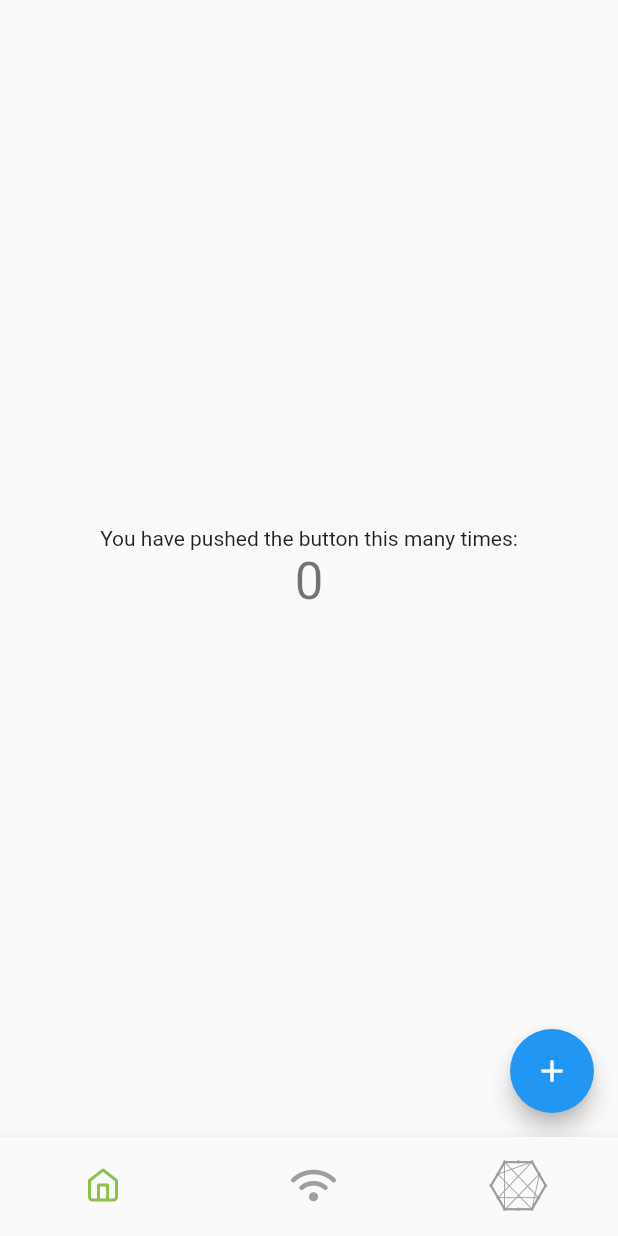
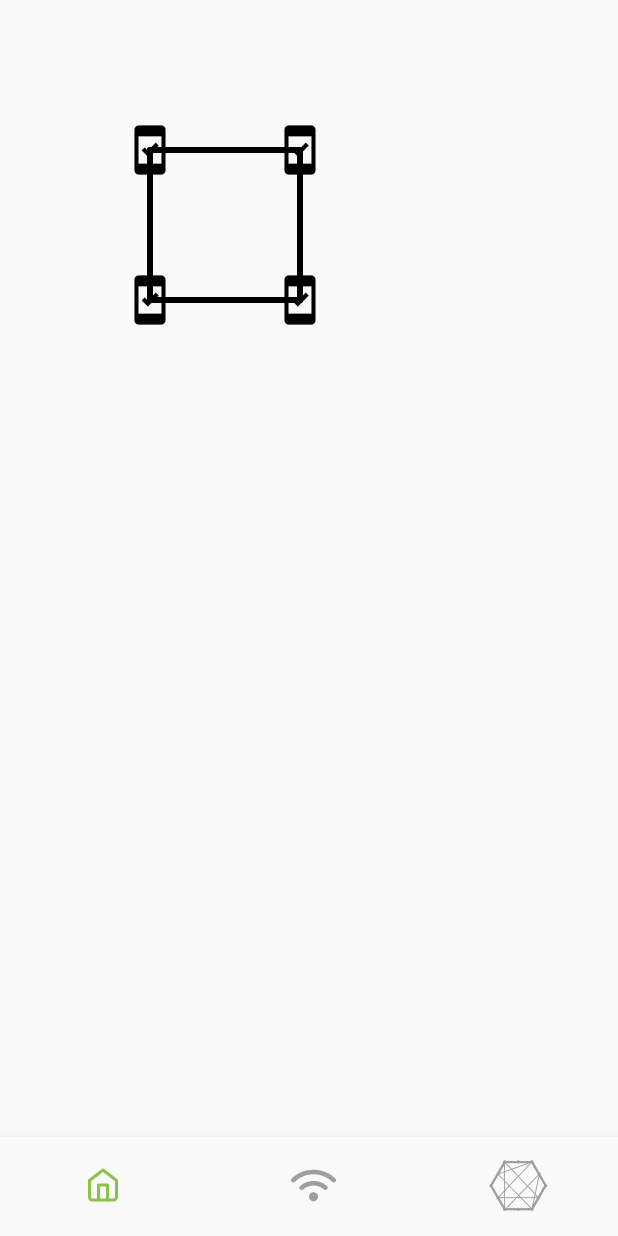
Before and after one commit to ffabss/flutter_demo, a Flutter app: the screen it shows after launch, on a phone screen of 412 x 824 dp. Run offline on Flutter 3.47's test engine with Material 2 defaults, Android fonts, the phone set to English and light mode, and no system bars; our stand-ins replace flutter_icons, location, rflutter_alert; missing offline and left inert: p5, wifi_configuration.

Commit message:
canvas drawing

```diff
--- /dev/null
+++ b/lib/models/XYPoint.dart
@@ -0,0 +1,9 @@
+class XYPoint{
+  XYPoint(double x, double y){
+    this.x = x;
+    this.y = y;
+  }
+
+  double x;
+  double y;
+}
--- /dev/null
+++ b/lib/screens/canvasScreen.dart
@@ -0,0 +1,63 @@
+import 'dart:math';
+import 'dart:ui';
+
+import 'package:flutter/cupertino.dart';
+import 'package:flutter/material.dart';
+import 'package:flutter_demo/models/XYPoint.dart';
+import 'dart:math' as math;
+import 'package:p5/p5.dart';
+
+List<XYPoint> routePoints;
+ValueNotifier<int> notifier;
+
+class CanvasScreen extends StatefulWidget {
+  CanvasScreen(List<XYPoint> points, ValueNotifier<int> _notifier){
+    routePoints = points;
+    notifier = _notifier;
+  }
+
+  @override
+  _CanvasScreenState createState() => _CanvasScreenState();
+}
+
+class _CanvasScreenState extends State<CanvasScreen> {
+  @override
+  Widget build(BuildContext context) {
+    return new Scaffold(
+      body: CustomPaint(size: new Size(300, 300), painter: Painter(notifier)),
+    );
+  }
+}
+
+class Painter extends CustomPainter {
+  ValueNotifier<int> valueNotifier;
+  Paint _paint;
+
+  Painter(this.valueNotifier) : super(repaint: valueNotifier){
+    _paint = Paint()
+      ..color = Colors.black
+      ..style = PaintingStyle.stroke
+      ..strokeCap = StrokeCap.round
+      ..strokeWidth = 4;
+  }
+
+  @override
+  void paint(Canvas canvas, Size size) {
+    var r = new Random();
+    for(int i = 0; i < 3; i++){
+      canvas.drawLine(XYtoOffset(routePoints[i]), XYtoOffset(routePoints[i+1]), _paint);
+    }
+    Offset first = new Offset(r.nextDouble()*100 + 50, routePoints[0].y);
+    Offset last = new Offset(routePoints[3].x, routePoints[3].y);
+    canvas.drawLine(last, first, _paint);
+  }
+
+  @override
+  bool shouldRepaint(CustomPainter oldDelegate) {
+    return false;
+  }
+
+  Offset XYtoOffset(XYPoint xy){
+    return new Offset(xy.x, xy.y);
+  }
+}
--- /dev/null
+++ b/lib/screens/draggableScreen.dart
@@ -0,0 +1,88 @@
+import 'package:flutter/material.dart';
+import 'package:flutter_demo/models/XYPoint.dart';
+
+List<XYPoint> routePoints;
+ValueNotifier<int> notifier;
+
+class DragView extends StatefulWidget {
+  DragView(List<XYPoint> points, ValueNotifier<int> _notifier) {
+    routePoints = points;
+    notifier = _notifier;
+  }
+
+  @override
+  _ViewState createState() => _ViewState();
+}
+
+class _ViewState extends State<DragView> {
+  List<DraggableWidget> draggableWidgets = <DraggableWidget>[
+    DraggableWidget(routePoints[0]),
+    DraggableWidget(routePoints[1]),
+    DraggableWidget(routePoints[2]),
+    DraggableWidget(routePoints[3]),
+  ];
+
+  @override
+  Widget build(BuildContext context) {
+    return Scaffold(
+      backgroundColor: Colors.transparent,
+      body: Stack(
+        children: draggableWidgets,
+      ),
+    );
+  }
+}
+
+class DragItem extends StatelessWidget {
+  @override
+  Widget build(BuildContext context) {
+    return Icon(
+      IconData(58731, fontFamily: 'MaterialIcons'),
+      size: 36,
+    );
+  }
+}
+
+class DraggableWidget extends StatefulWidget {
+  DraggableWidget(XYPoint point){
+    this.point = point;
+  }
+  XYPoint point;
+
+  @override
+  _DragState createState() => _DragState(point);
+}
+
+class _DragState extends State<DraggableWidget> {
+  _DragState(XYPoint point){
+    this.point = point;
+  }
+
+  XYPoint point;
+
+  @override
+  Widget build(BuildContext context) {
+    return Draggable(
+      child: Container(
+        padding: EdgeInsets.only(top: point.y, left: point.x),
+        child: DragItem(),
+      ),
+      feedback: Container(
+        padding: EdgeInsets.only(top: point.y, left: point.x),
+        child: DragItem(),
+      ),
+      childWhenDragging: Container(
+        padding: EdgeInsets.only(top: point.y, left: point.x),
+        child: DragItem(),
+      ),
+      onDragCompleted: () {},
+      onDragEnd: (drag) {
+        setState(() {
+          point.y = point.y + drag.offset.dy < 0 ? 0 : point.y + drag.offset.dy;
+          point.x = point.x + drag.offset.dx < 0 ? 0 : point.x + drag.offset.dx;
+        });
+        notifier.value += 1;
+      },
+    );
+  }
+}
--- a/lib/screens/mainScreen.dart
+++ b/lib/screens/mainScreen.dart
@@ -2,7 +2,7 @@ import 'package:flutter/cupertino.dart';
 import 'package:flutter/material.dart';
 import 'package:flutter_demo/screens/socketScreen.dart';
 import 'package:flutter_demo/screens/wifiScreen.dart';
-import 'package:flutter_demo/widgets/homePage.dart';
+import 'package:flutter_demo/screens/routeScreen.dart';
 import 'package:flutter_icons/flutter_icons.dart';
 
 class MainScreen extends StatefulWidget {
--- /dev/null
+++ b/lib/screens/routeScreen.dart
@@ -0,0 +1,249 @@
+import 'dart:math';
+
+import 'package:flutter/cupertino.dart';
+import 'package:flutter/material.dart';
+import 'package:flutter_demo/models/XYPoint.dart';
+
+final ValueNotifier<int> _repaintNotifier = ValueNotifier<int>(0);
+
+var points = <XYPoint>[
+  new XYPoint(100, 100),
+  new XYPoint(200, 100),
+  new XYPoint(200, 200),
+  new XYPoint(100, 200),
+];
+
+class HomePage extends StatefulWidget {
+  @override
+  _HomePageState createState() => _HomePageState();
+}
+
+class _HomePageState extends State<HomePage> {
+  @override
+  Widget build(BuildContext context) {
+    return Scaffold(
+      body: Center(
+          child: Stack(
+        children: <Widget>[
+          CanvasScreen(),
+          Container(
+            child: DragView(),
+          ),
+        ],
+      )),
+    );
+  }
+}
+
+// //
+// //
+// //
+// // PAINTING IS HERE
+// //
+// //
+// //
+
+class CanvasScreen extends StatefulWidget {
+  @override
+  _CanvasScreenState createState() => _CanvasScreenState();
+}
+
+class _CanvasScreenState extends State<CanvasScreen> {
+  @override
+  Widget build(BuildContext context) {
+    return new Scaffold(
+      body: CustomPaint(size: new Size(300, 300), painter: Painter()),
+    );
+  }
+}
+
+class Painter extends CustomPainter {
+  Paint _paint;
+
+  Painter() : super(repaint: _repaintNotifier) {
+    _paint = Paint()
+      ..color = Colors.black
+      ..style = PaintingStyle.stroke
+      ..strokeCap = StrokeCap.round
+      ..strokeWidth = 4;
+  }
+
+  @override
+  void paint(Canvas canvas, Size size) {
+    var r = new Random();
+    for (int i = 0; i < 3; i++) {
+      canvas.drawLine(XYtoOffset(points[i]), XYtoOffset(points[i + 1]), _paint);
+    }
+    //Offset first = new Offset(r.nextDouble() * 100 + 50, points[0].y);
+    //Offset last = new Offset(points[3].x, points[3].y);
+    //canvas.drawLine(last, first, _paint);
+    canvas.drawLine(XYtoOffset(points[3]), XYtoOffset(points[0]), _paint);
+  }
+
+  @override
+  bool shouldRepaint(CustomPainter oldDelegate) {
+    return false;
+  }
+
+  Offset XYtoOffset(XYPoint xy) {
+    return new Offset(xy.x, xy.y);
+  }
+}
+
+// //
+// //
+// //
+// // DRAGGING IS HERE
+// //
+// //
+// //
+
+class DragView extends StatefulWidget {
+  @override
+  _ViewState createState() => _ViewState();
+}
+
+class _ViewState extends State<DragView> {
+  List<DraggableWidget> draggableWidgets = <DraggableWidget>[
+    DraggableWidget(points[0]),
+    DraggableWidget(points[1]),
+    DraggableWidget(points[2]),
+    DraggableWidget(points[3]),
+  ];
+
+  @override
+  Widget build(BuildContext context) {
+    return Scaffold(
+      backgroundColor: Colors.transparent,
+      body: Stack(
+        children: draggableWidgets,
+      ),
+    );
+  }
+}
+
+class DragItem extends StatelessWidget {
+  double opacity;
+
+  DragItem(this.opacity);
+
+  @override
+  Widget build(BuildContext context) {
+    return Icon(
+      IconData(58731, fontFamily: 'MaterialIcons'),
+      size: 36,
+      color: Colors.black.withOpacity(opacity),
+    );
+  }
+}
+
+class DraggableWidget extends StatefulWidget {
+  Offset initPos;
+
+  DraggableWidget(XYPoint point) {
+    this.point = point;
+    initPos = Offset(point.x, point.y);
+  }
+
+  XYPoint point;
+
+  @override
+  _DragState createState() => _DragState(point);
+}
+
+class _DragState extends State<DraggableWidget> {
+  _DragState(XYPoint point) {
+    this.point = point;
+  }
+
+  XYPoint point;
+
+  @override
+  Widget build(BuildContext context) {
+    return Listener(
+      onPointerMove: _onPointerMove,
+      onPointerDown: _onPointerDown,
+      onPointerUp: _onPointerUp,
+      child: Draggable(
+        child: Container(
+          padding: EdgeInsets.only(top: point.y - 18, left: point.x - 18),
+          child: DragItem(1),
+        ),
+        feedback: Container(
+          padding: EdgeInsets.only(top: point.y - 18, left: point.x - 18),
+          child: DragItem(0.4),
+        ),
+        childWhenDragging: Container(
+          padding: EdgeInsets.only(top: point.y - 18, left: point.x - 18),
+          child: DragItem(1),
+        ),
+        onDragCompleted: () {},
+        onDragEnd: (drag) {
+          setState(() {
+            point.y = point.y + drag.offset.dy < 0
+                ? 0
+                : point.y + drag.offset.dy - 18;
+            point.x = point.x + drag.offset.dx < 0
+                ? 0
+                : point.x + drag.offset.dx - 18;
+          });
+          _repaintNotifier.value += 1;
+        },
+      ),
+    );
+  }
+
+  Offset position = Offset(0.0, 0.0);
+  Offset dragPosition = Offset(0, 0);
+  List<Offset> validPoints = new List();
+
+  @override
+  void initState() {
+    super.initState();
+    position = widget.initPos;
+    validPoints = _initPoints();
+  }
+
+  List<Offset> _initPoints() {
+    List<Offset> tmp = List.generate(10, (index) {
+      return Offset((index * 10).toDouble(), (index * 100).toDouble());
+    });
+    tmp.addAll(List.generate(10, (index) {
+      return Offset((index * 10 + 100).toDouble(), (index * 100).toDouble());
+    }));
+    tmp.addAll(List.generate(10, (index) {
+      return Offset((index * 10 + 200).toDouble(), (index * 100).toDouble());
+    }));
+
+    return tmp;
+  }
+
+  void _onPointerMove(PointerMoveEvent event) {
+    setState(() {
+      dragPosition += event.delta;
+      position = validatePos(dragPosition);
+    });
+  }
+
+  void _onPointerDown(PointerDownEvent event) {
+    setState(() {
+      dragPosition = position;
+    });
+  }
+
+  void _onPointerUp(PointerUpEvent event) {
+    dragPosition += event.delta;
+    position = validatePos(dragPosition);
+  }
+
+  int _totalDistance(Offset a, Offset b) {
+    Offset tmp = (a.dx + a.dy) > (b.dx + b.dy) ? a - b : b - a;
+    return (tmp.dx.abs() + tmp.dy.abs()).round();
+  }
+
+  Offset validatePos(Offset position) {
+    validPoints.sort(
+        (a, b) => _totalDistance(a, position) - _totalDistance(b, position));
+    return validPoints.first;
+  }
+}
--- a/pubspec.yaml
+++ b/pubspec.yaml
@@ -24,6 +24,7 @@ dependencies:
   flutter_icons: ^1.0.0+1
   rflutter_alert: ^1.0.2
   location: ^2.5.0
+  p5: ^0.0.5
 
   # The following adds the Cupertino Icons font to your application.
   # Use with the CupertinoIcons class for iOS style icons.
```
Also changed, not shown: 1 other file.
